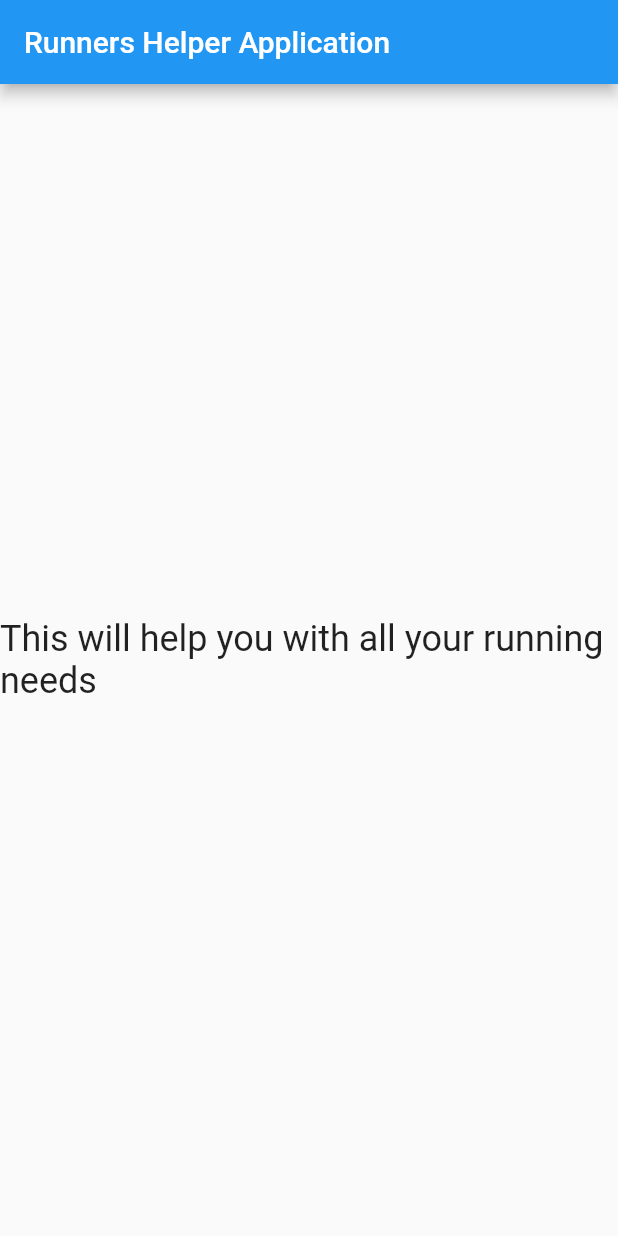
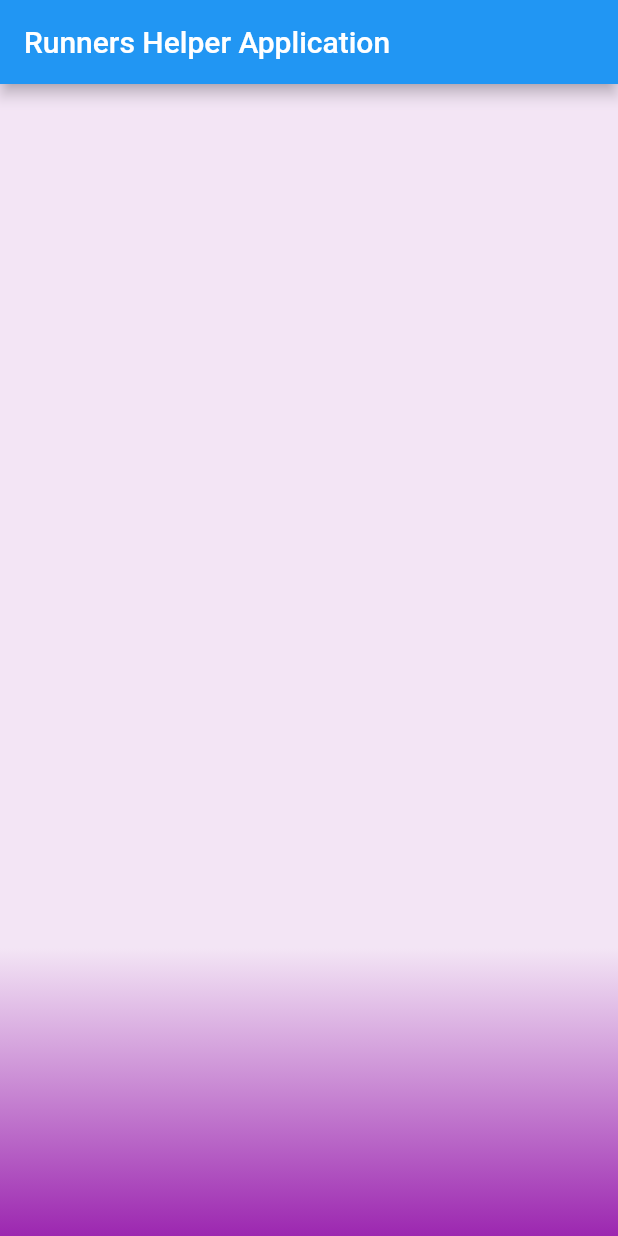
Before and after one commit to gba52/RunnersHelper, a Flutter app: the screen it shows after launch, on a phone screen of 412 x 824 dp. Run offline on Flutter 3.47's test engine with Material 2 defaults, Android fonts, the phone set to English and light mode, and no system bars.

Commit message:
Background colors

```diff
--- a/lib/main.dart
+++ b/lib/main.dart
@@ -10,11 +10,22 @@ class MyApp extends StatelessWidget {
         appBar: AppBar(
           title: const Text('Runners Helper Application'),
         ),
-        body: const Center(
-          child: Text('This will help you with all your running needs',
-            style: TextStyle(fontSize: 24),) ,
-        ),
+        body: Container(
+          decoration: BoxDecoration(
+            color:Colors.orange,
+            gradient: LinearGradient(
+              begin: Alignment(0.0, 0.5),
+              end: Alignment(0.0, 1.0),
+              colors: [Colors.purple.shade50, Colors.purple.shade500] ),
+            shape: BoxShape.rectangle,
+            borderRadius: BorderRadius.zero
+          )
+        )
       ),
     );
   }
 }
+
+
+//const Color.fromARGB(1, 44, 56, 74)
+//const Color.fromARGB(1, 245, 124, 1)
```
